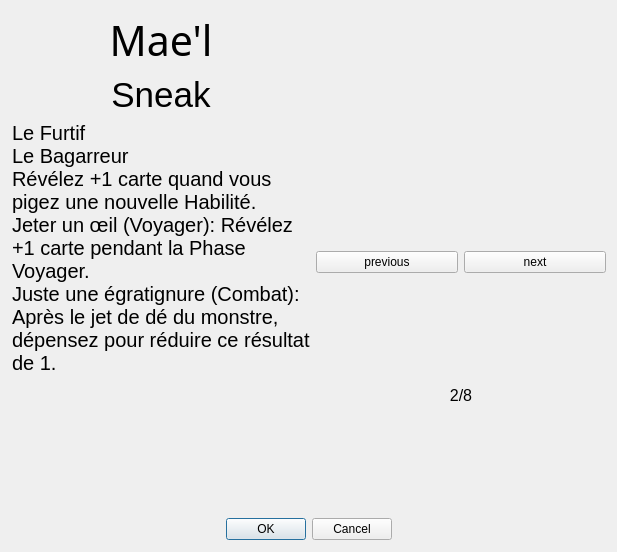
First picture: the form in ui/NewGameWidget.ui, repository blaireaucode/unbroken, before the edit.
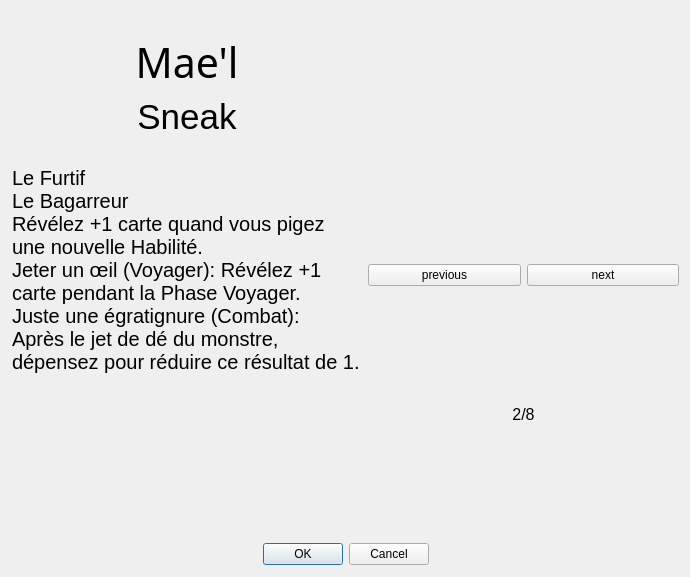
Second picture: the form after the edit. Icons and pictures are not drawn.

Patch:
```diff
--- a/ui/NewGameWidget.ui
+++ b/ui/NewGameWidget.ui
@@ -6,8 +6,8 @@
    <rect>
     <x>0</x>
     <y>0</y>
-    <width>617</width>
-    <height>552</height>
+    <width>690</width>
+    <height>577</height>
    </rect>
   </property>
   <property name="windowTitle">
@@ -90,9 +90,15 @@
        </item>
        <item>
         <widget class="QLabel" name="label_ability">
+         <property name="minimumSize">
+          <size>
+           <width>350</width>
+           <height>0</height>
+          </size>
+         </property>
          <property name="maximumSize">
           <size>
-           <width>300</width>
+           <width>350</width>
            <height>16777215</height>
           </size>
          </property>
```
